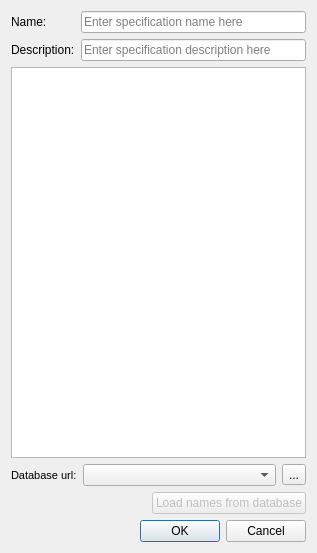
First picture: the form in spine_items/data_transformer/ui/specification_editor_widget.ui, repository spine-tools/spine-items, before the edit.
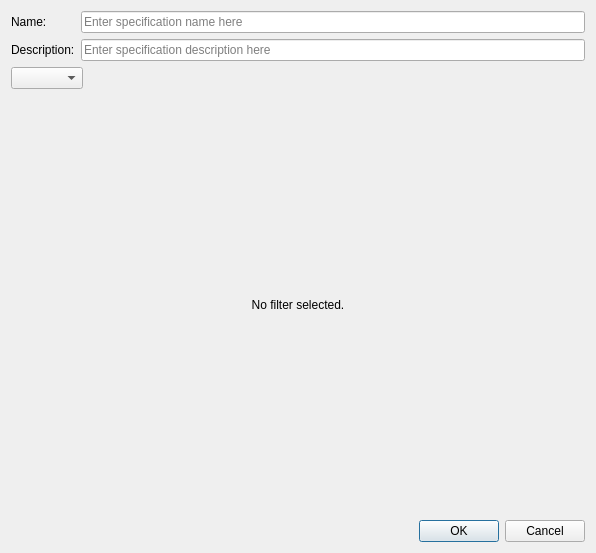
Second picture: the form after the edit. The open tabs and pages were chosen to show the change. Icons and pictures are not drawn. Custom widgets are drawn as their Qt base class.

Commit message:
Rework Data transformer's specifications
Data Transformer is going to support also other filters than entity
class renamer. This prepares the item's specification and specification
editor just for that.

Re data#108

```diff
--- a/spine_items/data_transformer/ui/specification_editor_widget.ui
+++ b/spine_items/data_transformer/ui/specification_editor_widget.ui
@@ -18,14 +18,14 @@
    <rect>
     <x>0</x>
     <y>0</y>
-    <width>317</width>
+    <width>596</width>
     <height>553</height>
    </rect>
   </property>
   <property name="windowTitle">
    <string>Form</string>
   </property>
-  <layout class="QVBoxLayout" name="verticalLayout">
+  <layout class="QVBoxLayout" name="verticalLayout_2">
    <item>
     <layout class="QFormLayout" name="formLayout_2">
      <item row="0" column="0">
@@ -59,7 +59,74 @@
     </layout>
    </item>
    <item>
-    <widget class="QTableView" name="renaming_table"/>
+    <layout class="QHBoxLayout" name="horizontalLayout_3">
+     <item>
+      <widget class="QComboBox" name="filter_combo_box"/>
+     </item>
+     <item>
+      <spacer name="horizontalSpacer_2">
+       <property name="orientation">
+        <enum>Qt::Horizontal</enum>
+       </property>
+       <property name="sizeHint" stdset="0">
+        <size>
+         <width>40</width>
+         <height>20</height>
+        </size>
+       </property>
+      </spacer>
+     </item>
+    </layout>
+   </item>
+   <item>
+    <widget class="QStackedWidget" name="filter_stack">
+     <property name="currentIndex">
+      <number>1</number>
+     </property>
+     <widget class="QWidget" name="no_filter_page">
+      <layout class="QVBoxLayout" name="verticalLayout">
+       <item>
+        <spacer name="verticalSpacer_2">
+         <property name="orientation">
+          <enum>Qt::Vertical</enum>
+         </property>
+         <property name="sizeHint" stdset="0">
+          <size>
+           <width>20</width>
+           <height>40</height>
+          </size>
+         </property>
+        </spacer>
+       </item>
+       <item>
+        <widget class="QLabel" name="no_filter_label">
+         <property name="text">
+          <string>No filter selected.</string>
+         </property>
+         <property name="alignment">
+          <set>Qt::AlignCenter</set>
+         </property>
+        </widget>
+       </item>
+       <item>
+        <spacer name="verticalSpacer">
+         <property name="orientation">
+          <enum>Qt::Vertical</enum>
+         </property>
+         <property name="sizeHint" stdset="0">
+          <size>
+           <width>20</width>
+           <height>184</height>
+          </size>
+         </property>
+        </spacer>
+       </item>
+      </layout>
+     </widget>
+     <widget class="QWidget" name="fitle_page">
+      <layout class="QVBoxLayout" name="verticalLayout_4">
+       <item>
+        <widget class="QWidget" name="filter_widget" native="true"/>
    </item>
    <item>
     <layout class="QHBoxLayout" name="horizontalLayout_2">
@@ -122,11 +189,15 @@
         <bool>false</bool>
        </property>
        <property name="text">
-        <string>Load names from database</string>
+            <string>Load filter data from database</string>
        </property>
       </widget>
      </item>
     </layout>
+       </item>
+      </layout>
+     </widget>
+    </widget>
    </item>
    <item>
     <widget class="QDialogButtonBox" name="button_box">
```
Left out of the diff: 2 changed lines with no effect on the pictures. Lines whose indentation alone changed are shown as unchanged. The commit also changes 14 other files.
